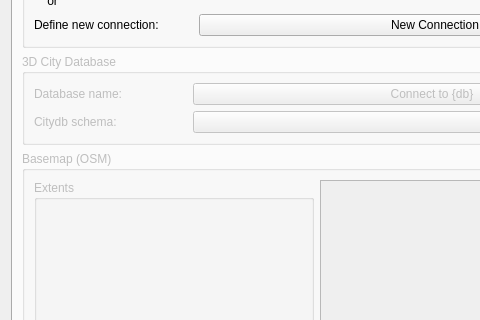
The window that cdb4/gui_usr/ui/cdb4_loader_user_dialog.ui (tudelft3d/3DCityDB-Tools-for-QGIS) describes before a commit, drawn with Qt 5; both pictures show x 0 to 480 and y 109 to 429 of the 705 by 875 pixel window.
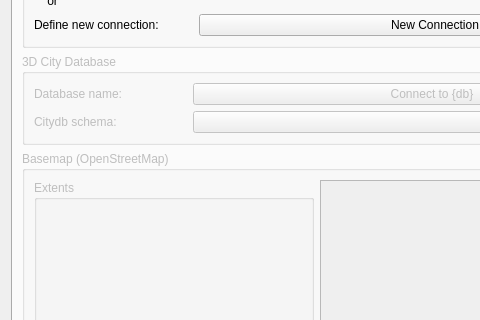
The same window after the commit. Icons and pictures are not drawn. Custom widgets are drawn as their Qt base class.

```diff
--- a/cdb4/gui_usr/ui/cdb4_loader_user_dialog.ui
+++ b/cdb4/gui_usr/ui/cdb4_loader_user_dialog.ui
@@ -349,7 +349,7 @@
           </size>
          </property>
          <property name="title">
-          <string>Basemap (OSM)</string>
+          <string>Basemap (OpenStreetMap)</string>
          </property>
          <property name="flat">
           <bool>false</bool>
```
Left out of the diff: 2 changed lines with no effect on the pictures.
